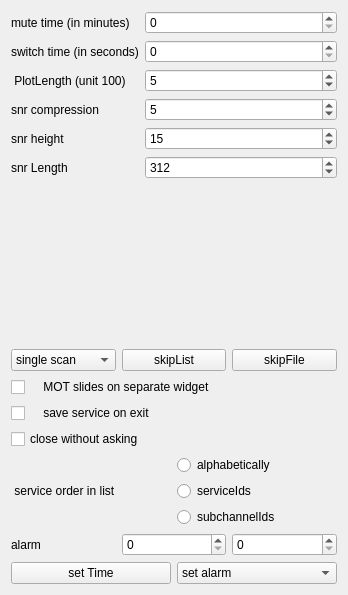
The window that forms/config-helper.ui (JvanKatwijk/qt-dab) describes before a commit, drawn with Qt 5.
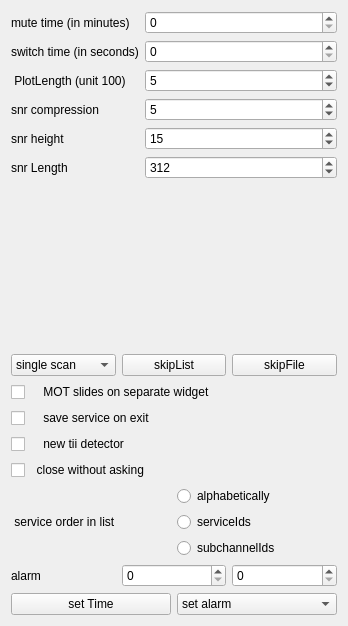
The same window after the commit. Custom widgets are drawn as their Qt base class.

Commit message: tii detector selection

Patch:
```diff
--- a/forms/config-helper.ui
+++ b/forms/config-helper.ui
@@ -7,7 +7,7 @@
     <x>0</x>
     <y>0</y>
     <width>348</width>
-    <height>595</height>
+    <height>626</height>
    </rect>
   </property>
   <property name="windowTitle">
@@ -192,10 +192,17 @@
      </property>
     </widget>
    </item>
+   <item>
+    <widget class="QCheckBox" name="tii_detectorMode">
+     <property name="text">
+      <string>    new tii detector</string>
+     </property>
+    </widget>
+   </item>
    <item>
     <widget class="QCheckBox" name="closeDirect">
      <property name="text">
-      <string>close without asking</string>
+      <string>  close without asking</string>
      </property>
     </widget>
    </item>
```
The commit also changes 6 other files.
